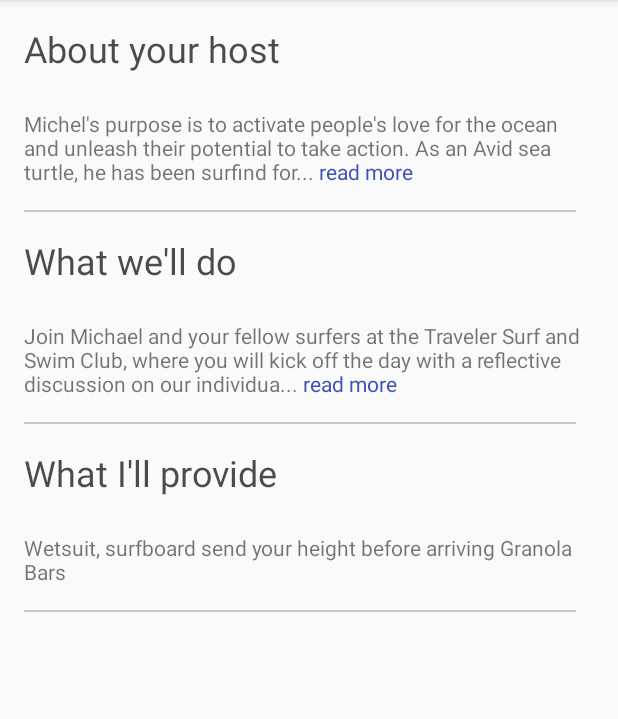
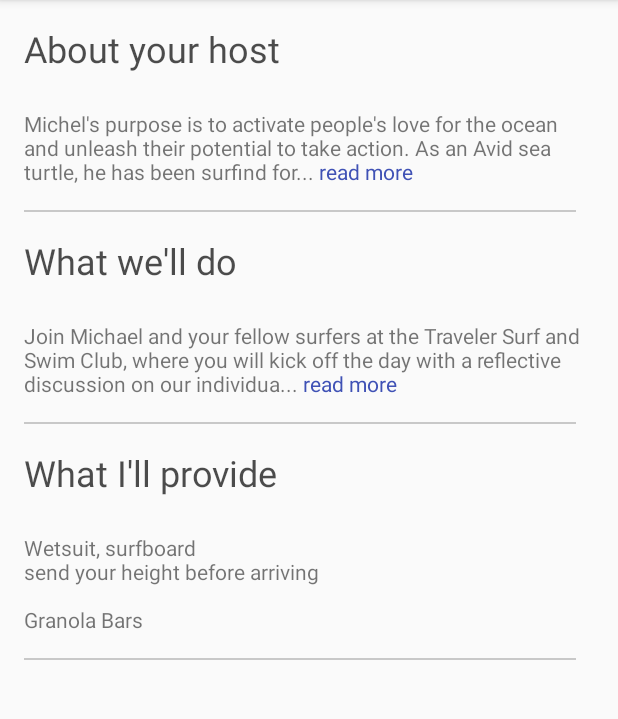
Before and after one commit to guuilp/CustomViewAndroid, an Android app: the screen it shows after launch (MainActivity), on a phone screen of 412 x 824 dp, the part 84-803 px from its top. Run offline under Robolectric (Android 15) with nearby library versions, the phone set to English and light mode, and no system bars.

Commit message:
Evoluindo componente

```diff
--- a/app/src/main/java/CustomView/Session.java
+++ b/app/src/main/java/CustomView/Session.java
@@ -65,9 +65,9 @@ public class Session extends LinearLayout {
             }
         });
 
-        setTitle(titleText);
+        if(titleText != null && !titleText.isEmpty()) setTitle(titleText);
 
-        setContent(contentText);
+        if(contentText != null && !contentText.isEmpty()) setContent(contentText);
     }
 
     private void setupLayout(Context context) {
--- a/app/src/main/java/guuilp/github/com/customviewandroid/MainActivity.java
+++ b/app/src/main/java/guuilp/github/com/customviewandroid/MainActivity.java
@@ -11,17 +11,17 @@ public class MainActivity extends AppCompatActivity {
 
     private Session session;
     private Session session2;
+    private Session session3;
 
     @Override
     protected void onCreate(Bundle savedInstanceState) {
         super.onCreate(savedInstanceState);
         setContentView(R.layout.activity_main);
 
-        session = (Session) findViewById(R.id.session);
-        session2 = (Session) findViewById(R.id.session2);
+        setupLayout();
 
-        session.getLayoutTransition().enableTransitionType(LayoutTransition.CHANGING);
-        session2.getLayoutTransition().enableTransitionType(LayoutTransition.CHANGING);
+        session3.setTitle(getString(R.string.what_i_will_provide));
+        session3.setContent(getString(R.string.medium_text));
 
         session.setOnSessionExpanded(new Session.OnSessionExpandedListener() {
             @Override
@@ -30,4 +30,14 @@ public class MainActivity extends AppCompatActivity {
             }
         });
     }
+
+    private void setupLayout() {
+        session = (Session) findViewById(R.id.session);
+        session2 = (Session) findViewById(R.id.session2);
+        session3 = (Session) findViewById(R.id.session3);
+
+        session.getLayoutTransition().enableTransitionType(LayoutTransition.CHANGING);
+        session2.getLayoutTransition().enableTransitionType(LayoutTransition.CHANGING);
+        session3.getLayoutTransition().enableTransitionType(LayoutTransition.CHANGING);
+    }
 }
--- a/app/src/main/res/layout/activity_main.xml
+++ b/app/src/main/res/layout/activity_main.xml
@@ -43,9 +43,6 @@
             android:layout_height="wrap_content"
             android:layout_marginTop="16dp"
 
-            app:title="@string/what_i_will_provide"
-            app:content="@string/medium_text"
-
             android:animateLayoutChanges="true"
             app:layout_constraintLeft_toLeftOf="@+id/session2"
             app:layout_constraintTop_toBottomOf="@+id/session2"/>
--- a/app/src/main/res/layout/layout_session.xml
+++ b/app/src/main/res/layout/layout_session.xml
@@ -11,9 +11,9 @@
         android:id="@+id/title"
         android:layout_width="wrap_content"
         android:layout_height="wrap_content"
-        tools:text="Conheça seu anfitrião"
+        tools:text="@string/about_your_host"
         android:textAppearance="@style/TextAppearance.AppCompat.Headline"
-        android:textColor="#B3000000"/>
+        android:textColor="@color/colorBlack70"/>
 
     <CustomView.ExpandableTextView
         android:id="@+id/content"
@@ -25,7 +25,7 @@
 
     <View
         android:layout_width="368dp"
-        android:background="@color/colorBlack70"
+        android:background="@color/colorBlack20"
         android:layout_height="1dp"
         android:layout_marginTop="16dp"/>
 
--- a/app/src/main/res/values/colors.xml
+++ b/app/src/main/res/values/colors.xml
@@ -3,5 +3,7 @@
     <color name="colorPrimary">#3F51B5</color>
     <color name="colorPrimaryDark">#303F9F</color>
     <color name="colorAccent">#FF4081</color>
-    <color name="colorBlack70">#33000000</color>
+    <color name="colorBlack70">#B3000000</color>
+    <color name="colorBlack20">#33000000</color>
+
 </resources>
--- a/app/src/main/res/values/strings.xml
+++ b/app/src/main/res/values/strings.xml
@@ -6,5 +6,5 @@
     <string name="what_we_will_do">What we\'ll do</string>
     <string name="big_text2">Join Michael and your fellow surfers at the Traveler Surf and Swim Club, where you will kick off the day with a reflective discussion on our individual relationshop with the ocean. The we will grab our Traveler boards and head out to the waves, where Michael will guide you through surfing basics and show you how to ride the waves.</string>
     <string name="what_i_will_provide">What I\'ll provide</string>
-    <string name="medium_text">Wetsuit, surfboard send your height before arriving  Granola Bars</string>
+    <string name="medium_text">Wetsuit, surfboard\nsend your height before arriving\n\nGranola Bars</string>
 </resources>
```
Also changed, not shown: app/src/main/res/values/attrs.xml (renamed from app/src/main/res/values/attr.xml).
